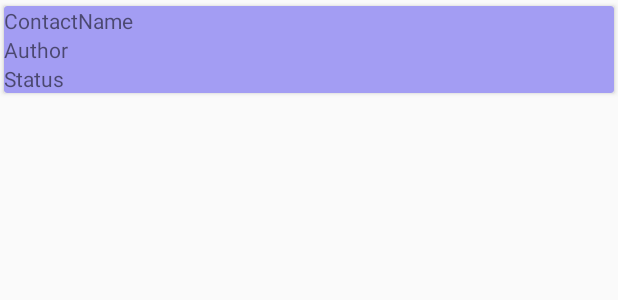
After one commit to fpunch/NoweeProject, an Android app: the layout news_list.xml on its own in the app's theme, with its tools: preview values and no code run, on a phone screen of 412 x 824 dp. The commit adds this screen. Shown: the top 300 px of the screen. Run offline under Robolectric (Android 15) with nearby library versions, the phone set to English and light mode, and no system bars.

Commit message:
12pm 6/10/2020 minor update

```diff
--- /dev/null
+++ b/app/src/main/java/com/example/noweeproject/NewAdapter.java
@@ -0,0 +1,6 @@
+package com.example.noweeproject;
+
+public class NewAdapter  {
+//FirestoreRecyclerAdapter
+
+}
--- /dev/null
+++ b/app/src/main/res/layout/news_list.xml
@@ -0,0 +1,46 @@
+<?xml version="1.0" encoding="utf-8"?>
+<androidx.cardview.widget.CardView xmlns:android="http://schemas.android.com/apk/res/android"
+    xmlns:app="http://schemas.android.com/apk/res-auto"
+    android:layout_width="match_parent"
+    android:layout_height="wrap_content"
+    app:cardBackgroundColor="#A39DF3"
+    app:cardPreventCornerOverlap="true"
+    app:cardUseCompatPadding="true">
+
+    <LinearLayout
+        android:layout_width="match_parent"
+        android:layout_height="wrap_content"
+        android:gravity="center"
+        android:orientation="horizontal">
+
+        <LinearLayout
+            android:layout_width="match_parent"
+            android:layout_height="wrap_content"
+            android:layout_weight="1"
+            android:gravity="center"
+            android:orientation="vertical">
+
+            <TextView
+                android:id="@+id/rec_title"
+                android:layout_width="match_parent"
+                android:layout_height="wrap_content"
+                android:text="ContactName" />
+
+            <TextView
+                android:id="@+id/rec_author"
+                android:layout_width="match_parent"
+                android:layout_height="wrap_content"
+                android:text="Author" />
+
+            <TextView
+                android:id="@+id/rec_isbn"
+                android:layout_width="match_parent"
+                android:layout_height="wrap_content"
+                android:text="Status" />
+
+        </LinearLayout>
+
+
+    </LinearLayout>
+
+</androidx.cardview.widget.CardView>
--- a/app/src/main/res/values/strings.xml
+++ b/app/src/main/res/values/strings.xml
@@ -38,4 +38,5 @@
     <string name="checkText">Existing Contact</string>
     <string name="new_contactText">New Contact</string>
     <string name="statusSendBtn">Send</string>
+    <string name="recent_news">Recent News</string>
 </resources>
```
Also changed, not shown: app/src/main/java/com/example/noweeproject/News.java (+13 -0 lines), app/src/main/java/com/example/noweeproject/Status.java (+16 -1 lines), app/src/main/res/layout/activity_news.xml (+7 -0 lines).
